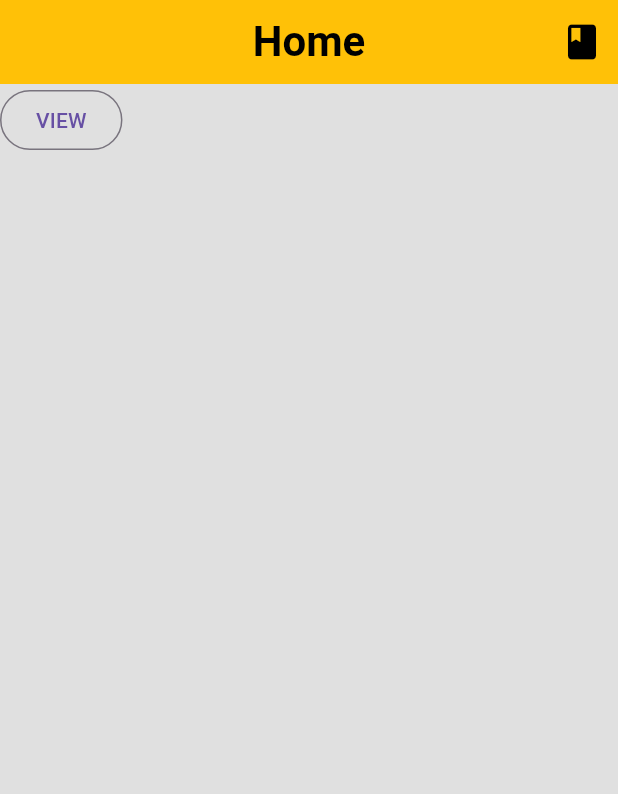
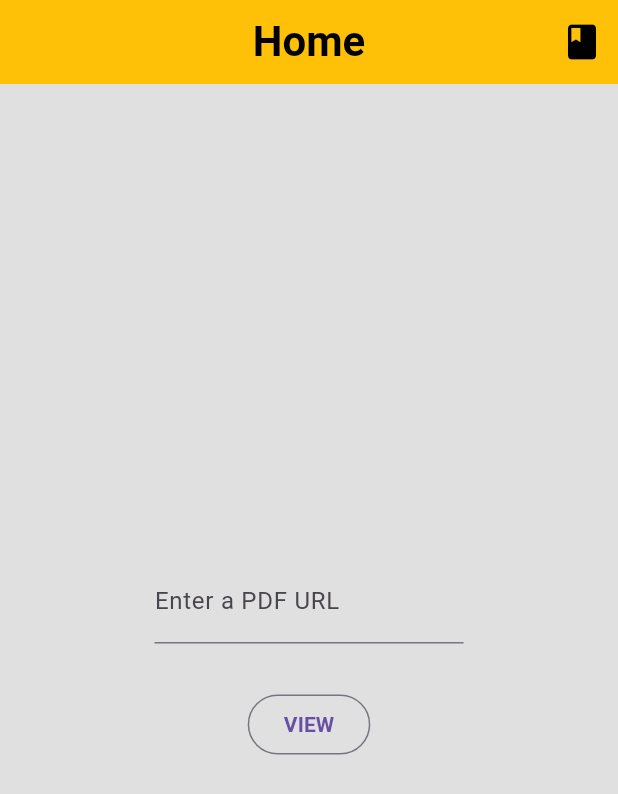
Before and after one commit to MehediEhteshum/pdf_library, a Flutter app: the screen it shows after launch, on a phone screen of 412 x 824 dp. Shown: the top 794 px of the screen. Run offline on Flutter 3.47's test engine with Material 3 defaults, Android fonts, the phone set to English and light mode, and no system bars; our stand-ins replace equatable, flutter_bloc, get_it; missing offline and left inert: internet_file, pdfx.

Commit message:
home user input prepared

```diff
--- a/lib/config/routes/routes.dart
+++ b/lib/config/routes/routes.dart
@@ -10,7 +10,8 @@ class AppRoutes {
       case homeRoute:
         return _materialPageRoute(const Home(), routeSettings);
       case viewPdfRoute:
-        return _materialPageRoute(const ViewPdf(), routeSettings);
+        return _materialPageRoute(
+            ViewPdf(pdfUrl: routeSettings.arguments as String), routeSettings);
       case pdfLibraryRoute:
         return _materialPageRoute(const PdfLibrary(), routeSettings);
       default:
--- a/lib/features/pdf/presentation/pages/home.dart
+++ b/lib/features/pdf/presentation/pages/home.dart
@@ -1,6 +1,6 @@
 import 'package:flutter/material.dart';
-import 'package:pdf_library/core/constants/constants.dart';
 import 'package:pdf_library/features/pdf/presentation/widgets/pdf_library_button.dart';
+import 'package:pdf_library/features/pdf/presentation/widgets/url_input.dart';
 
 class Home extends StatelessWidget {
   const Home({super.key});
@@ -26,16 +26,8 @@ class Home extends StatelessWidget {
   }
 
   Widget _buildBody(BuildContext context) {
-    return OutlinedButton(
-      onPressed: () => _navigate(context),
-      child: const Text("VIEW"),
-    );
-  }
-
-  void _navigate(BuildContext context) {
-    Navigator.pushNamed(
-      context,
-      viewPdfRoute,
+    return const Center(
+      child: UrlInput(),
     );
   }
 }
--- /dev/null
+++ b/lib/features/pdf/presentation/widgets/url_input.dart
@@ -0,0 +1,61 @@
+import 'package:flutter/material.dart';
+import 'package:pdf_library/core/constants/constants.dart';
+
+class UrlInput extends StatefulWidget {
+  const UrlInput({super.key});
+
+  @override
+  State<UrlInput> createState() => _UrlInputState();
+}
+
+class _UrlInputState extends State<UrlInput> {
+  final textEditingController = TextEditingController();
+
+  @override
+  void dispose() {
+    textEditingController.dispose();
+    super.dispose();
+  }
+
+  @override
+  Widget build(BuildContext context) {
+    final screenWidth = MediaQuery.of(context).size.width;
+    return Column(
+      mainAxisAlignment: MainAxisAlignment.center,
+      children: [
+        Container(
+          margin:
+              EdgeInsets.fromLTRB(screenWidth * 0.25, 0, screenWidth * 0.25, 0),
+          child: TextFormField(
+            controller: textEditingController,
+            decoration: const InputDecoration(
+              border: UnderlineInputBorder(),
+              labelText: 'Enter a PDF URL',
+            ),
+            onFieldSubmitted: (_) => _navigate(context),
+          ),
+        ),
+        const SizedBox(
+          height: 30,
+        ),
+        OutlinedButton(
+          onPressed: () => _navigate(context),
+          child: const Text(
+            "VIEW",
+            style: TextStyle(
+              fontWeight: FontWeight.bold,
+            ),
+          ),
+        )
+      ],
+    );
+  }
+
+  void _navigate(BuildContext context) {
+    Navigator.pushNamed(
+      context,
+      viewPdfRoute,
+      arguments: textEditingController.text,
+    );
+  }
+}
```
Also changed, not shown: lib/features/pdf/presentation/pages/view_pdf.dart (+5 -4 lines).
